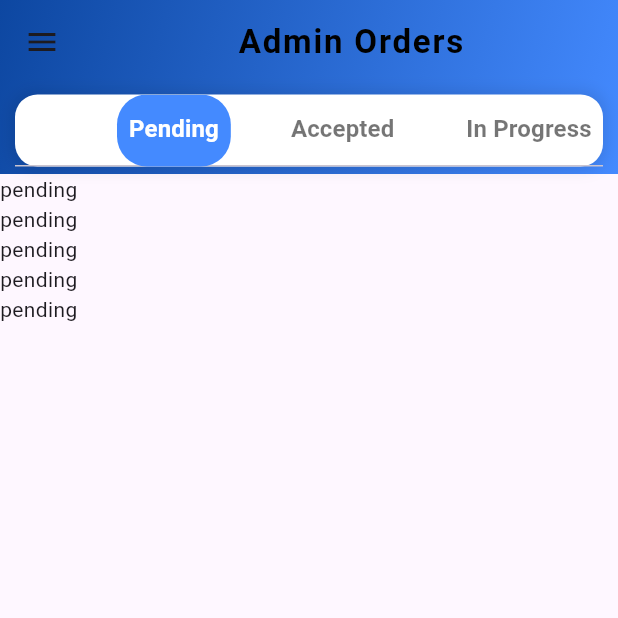
After one commit to Abdul-Raqeeb13/Flutter-EcomApp, a Flutter app: the AdminOrders screen opened directly, on a phone screen of 412 x 824 dp, the top half of it. The commit adds this screen. Run offline on Flutter 3.47's test engine with Material 3 defaults, Android fonts, the phone set to English and light mode, and no system bars; our stand-ins replace carousel_slider, cloud_firestore, firebase_auth, firebase_core, firebase_database, firebase_storage and 3 more; missing offline and left inert: text_marquee; accounts and stored records are empty; network calls fail.

Commit message:
User can Order and See the order different status

```diff
--- /dev/null
+++ b/lib/Controller/Admin/AdminOrderController.dart
@@ -0,0 +1,29 @@
+import 'package:cloud_firestore/cloud_firestore.dart';
+import 'package:get/get.dart';
+
+// form previous we use getBuilder to get the updated data on run time but now we use obx both are same but the diffenece is getbuilder complete updated the UI but obx just chnage the part of UI where he get the update data
+
+class AdminGetOrderController extends GetxController {
+  // obx rule for defininf varible
+  CollectionReference allOrders =
+      FirebaseFirestore.instance.collection('allOrder');
+  RxBool isLoading = true.obs;
+  RxList Orders = [].obs;
+  setLoading(val) {
+    isLoading.value = val;
+  }
+
+
+  ///////////// 1:00:16
+  getOrders(status) async {
+  //   await allOrders.get().then((QuerySnapshot snapshot) {
+  //     var Orderdata = [];
+  //     snapshot.docs.forEach((doc) {
+  //       Orderdata.add(doc.data);
+  //     });
+  //     Orders.value = Orderdata;
+  //     print("-----------------------------");
+  //     print(Orders.value);
+  //   });
+  }
+}
--- a/lib/Controller/AuthController.dart
+++ b/lib/Controller/AuthController.dart
@@ -4,6 +4,7 @@ import 'package:ecomapp/View/Admin/AdminDashboard.dart';
 import 'package:ecomapp/View/Auth/Login.dart';
 import 'package:ecomapp/View/Users/UserHome.dart';
 import 'package:ecomapp/Wdigets/PopUpMessage.dart';
+import 'package:ecomapp/helper/global.dart';
 import 'package:firebase_auth/firebase_auth.dart';
 import 'package:flutter/material.dart';
 import 'package:get/get.dart';
@@ -88,6 +89,8 @@ class AuthController extends GetxController {
               // setPrefernce(data);
                setPreferences(data);
             Get.offAll(UserDashboard());
+            uid = userCredential.user!.uid;
+
           }
         } else {
           FirebaseFirestore.instance
@@ -107,6 +110,7 @@ class AuthController extends GetxController {
         }
       });
 
+      // uid = userCredential.user!.uid;
       setLoading(false);
       snackBarMessagePopup("Success", "Login Success", Colors.green, false);
 
--- a/lib/View/Admin/AdminDashboard.dart
+++ b/lib/View/Admin/AdminDashboard.dart
@@ -44,6 +44,7 @@ class _AdminDashboardState extends State<AdminDashboard> {
               return controller.isLoading
                   ? const Center(child: CircularProgressIndicator())
                   : SingleChildScrollView(
+                    scrollDirection: Axis.vertical,
                       child: Column(
                         children: [
                           SizedBox(height: 14), // Prevents top overflow
@@ -82,6 +83,12 @@ class _AdminDashboardState extends State<AdminDashboard> {
                                 DashboardCard(
                                   title: "Pending Orders",
                                   value: controller.pendingOrder.toString(),
+                                  icon: Icons.pending_actions,
+                                  color: Colors.red,
+                                ),
+                                DashboardCard(
+                                  title: "Accepted Orders",
+                                  value: controller.acceptedOrder.toString(),
                                   icon: Icons.pending_actions,
                                   color: Colors.red,
                                 ),
--- a/lib/View/Admin/AdminDrawer.dart
+++ b/lib/View/Admin/AdminDrawer.dart
@@ -2,6 +2,7 @@
 
 import 'package:ecomapp/View/Admin/AdminDish.dart';
 import 'package:ecomapp/View/Admin/AdminDashboard.dart';
+import 'package:ecomapp/View/Admin/AdminOrdersTabBar.dart';
 import 'package:ecomapp/View/Admin/AdminUserList.dart';
 import 'package:ecomapp/View/Admin/AdminCategory.dart';
 import 'package:ecomapp/View/Auth/Login.dart';
@@ -92,7 +93,9 @@ class _DrawerDataState extends State<DrawerData> {
                 buildDrawerItem(Icons.restaurant_menu_rounded, "Dish", () {
                   Get.to(AdminDish());
                 }, Colors.redAccent),
-                buildDrawerItem(Icons.settings_rounded, "Settings", () {}, Colors.grey),
+                buildDrawerItem(Icons.list_alt, "Orders", () {
+                  Get.to(AdminOrders());
+                }, Color.fromARGB(255, 203, 51, 145)),
                 buildDrawerItem(Icons.exit_to_app_rounded, "Log Out", logout, Colors.purple),
               ],
             ),
--- /dev/null
+++ b/lib/View/Admin/AdminOrdersTabBar.dart
@@ -0,0 +1,92 @@
+// ignore_for_file: prefer_const_constructors, prefer_const_literals_to_create_immutables
+
+import 'package:ecomapp/View/Admin/AdminDrawer.dart';
+import 'package:ecomapp/View/Admin/AdminViewAllOrders.dart';
+import 'package:flutter/material.dart';
+
+class AdminOrders extends StatefulWidget {
+  const AdminOrders({super.key});
+
+  @override
+  State<AdminOrders> createState() => _AdminOrdersState();
+}
+
+class _AdminOrdersState extends State<AdminOrders> {
+  @override
+  Widget build(BuildContext context) {
+    return DefaultTabController(
+      length: 4,
+      child: Scaffold(
+        drawer: Drawer(
+          child: DrawerData(),
+        ),
+        appBar: AppBar(
+          backgroundColor: Colors.transparent,
+          elevation: 10,
+          title: Center(
+            child: Text(
+              "Admin Orders",
+              style: TextStyle(
+                fontWeight: FontWeight.bold,
+                fontSize: 22,
+                color: Colors.black,
+                letterSpacing: 1.2,
+              ),
+            ),
+          ),
+          flexibleSpace: Container(
+            decoration: BoxDecoration(
+              gradient: LinearGradient(
+                colors: [Colors.blue.shade900, Colors.blueAccent.shade200],
+                begin: Alignment.topLeft,
+                end: Alignment.bottomRight,
+              ),
+            ),
+          ),
+          bottom: PreferredSize(
+            preferredSize: Size.fromHeight(60),
+            child: Container(
+              margin: EdgeInsets.symmetric(horizontal: 10, vertical: 5),
+              decoration: BoxDecoration(
+                color: Colors.white,
+                borderRadius: BorderRadius.circular(15),
+                boxShadow: [
+                  BoxShadow(
+                    color: Colors.black.withOpacity(0.1),
+                    blurRadius: 8,
+                    spreadRadius: 2,
+                  ),
+                ],
+              ),
+              child: TabBar(
+                isScrollable: true,
+                unselectedLabelColor: Colors.black54,
+                labelColor: Colors.white,
+                indicator: BoxDecoration(
+                  color: Colors.blueAccent,
+                  borderRadius: BorderRadius.circular(20),
+                ),
+                labelStyle: TextStyle(fontSize: 16, fontWeight: FontWeight.bold),
+                tabs: [
+                  Tab(child: Padding(padding: EdgeInsets.all(8), child: Text("Pending"))),
+                  Tab(child: Padding(padding: EdgeInsets.all(8), child: Text("Accepted"))),
+                  Tab(child: Padding(padding: EdgeInsets.all(8), child: Text("In Progress"))),
+                  Tab(child: Padding(padding: EdgeInsets.all(8), child: Text("Completed"))),
+                ],
+              ),
+            ),
+          ),
+        ),
+        body: TabBarView(
+          children: [
+            // AdminViewAllOrders()
+            AdminViewAllOrders(status: "pending"),
+            AdminViewAllOrders(status: "accepted"),
+            AdminViewAllOrders(status: "inprogress"),
+            AdminViewAllOrders(status: "completed"),
+          ],
+        ),
+      ),
+    );
+  }
+}
--- /dev/null
+++ b/lib/View/Admin/AdminViewAllOrders.dart
@@ -0,0 +1,37 @@
+import 'package:ecomapp/Controller/Admin/AdminOrderController.dart';
+import 'package:flutter/material.dart';
+import 'package:get/get.dart';
+
+class AdminViewAllOrders extends StatefulWidget {
+  var status;
+   AdminViewAllOrders({super.key, required this.status});
+
+
+  @override
+  State<AdminViewAllOrders> createState() => _AdminViewAllOrdersState();
+}
+
+
+class _AdminViewAllOrdersState extends State<AdminViewAllOrders> {
+
+var controller = Get.put(AdminGetOrderController());
+
+  @override
+  void initState() {
+    super.initState();
+    getOrdersDetails();
+  }
+
+  void getOrdersDetails() {
+    controller.getOrders(widget.status);
+  }
+  @override
+  Widget build(BuildContext context) {
+    return ListView.builder(
+      itemCount: 5,
+      shrinkWrap: true,
+      itemBuilder:(context, index) {
+        return Text(widget.status);
+      },  );
+  }
+}
--- a/lib/View/Auth/Login.dart
+++ b/lib/View/Auth/Login.dart
@@ -78,6 +78,7 @@ class _LoginState extends State<Login> {
                           obscureText: false,
                         ),
                         TextFieldWidget(
+                          // enableInteractiveSelective = false used to prevent copy password
                           controller: passwordcontroller,
                           hintText: "Enter the password",
                           prefixIcon: Icons.lock,
--- a/lib/View/Users/UserBottomeAddToCart.dart
+++ b/lib/View/Users/UserBottomeAddToCart.dart
@@ -17,7 +17,7 @@ class AddToCart extends StatefulWidget {
 
 class _AddToCartState extends State<AddToCart> {
   // int quantity = 1; // Default quantity
-  var controller = Get.put(userAddtoCartController());
+var controller = Get.put(UserAddtoCartController());
   var status = false;
   @override
   void initState() {
--- a/lib/View/Users/UserDrawer.dart
+++ b/lib/View/Users/UserDrawer.dart
@@ -7,6 +7,7 @@ import 'package:ecomapp/View/Admin/AdminCategory.dart';
 import 'package:ecomapp/View/Auth/Login.dart';
 import 'package:ecomapp/View/Users/UserAllAddToCart.dart';
 import 'package:ecomapp/View/Users/UserHome.dart';
+import 'package:ecomapp/View/Users/UserOrderTabBar.dart';
 import 'package:flutter/material.dart';
 import 'package:get/get.dart';
 import 'package:shared_preferences/shared_preferences.dart';
@@ -88,6 +89,9 @@ class _UserDrawerDataState extends State<UserDrawerData> {
                 buildDrawerItem(Icons.shopping_cart, "Add To carts", () {
                   Get.to(UserAllAddToCart());
                 }, Colors.blueAccent),
+                buildDrawerItem(Icons.shopping_cart, "Orders", () {
+                   Get.to(Orders());
+                }, Colors.blueAccent),
                 buildDrawerItem(Icons.exit_to_app_rounded, "Log Out", logout, Colors.blueAccent),
               ],
             ),
--- a/lib/helper/global.dart
+++ b/lib/helper/global.dart
@@ -1 +1,2 @@
 var CardList = [];
+var uid = "";
```
Also changed, not shown: lib/Controller/Admin/AdminDashboardController.dart (+27 -3 lines), lib/Controller/User/UserAddToCartController.dart (+123 -9 lines), lib/Controller/User/UserViewAllOrderController.dart (added, +37 -0 lines), lib/View/Users/UserAllAddToCart.dart (+19 -13 lines), lib/View/Users/UserOrderTabBar.dart (added, +87 -0 lines), lib/View/Users/UserViewAllOrders.dart (added, +122 -0 lines).
